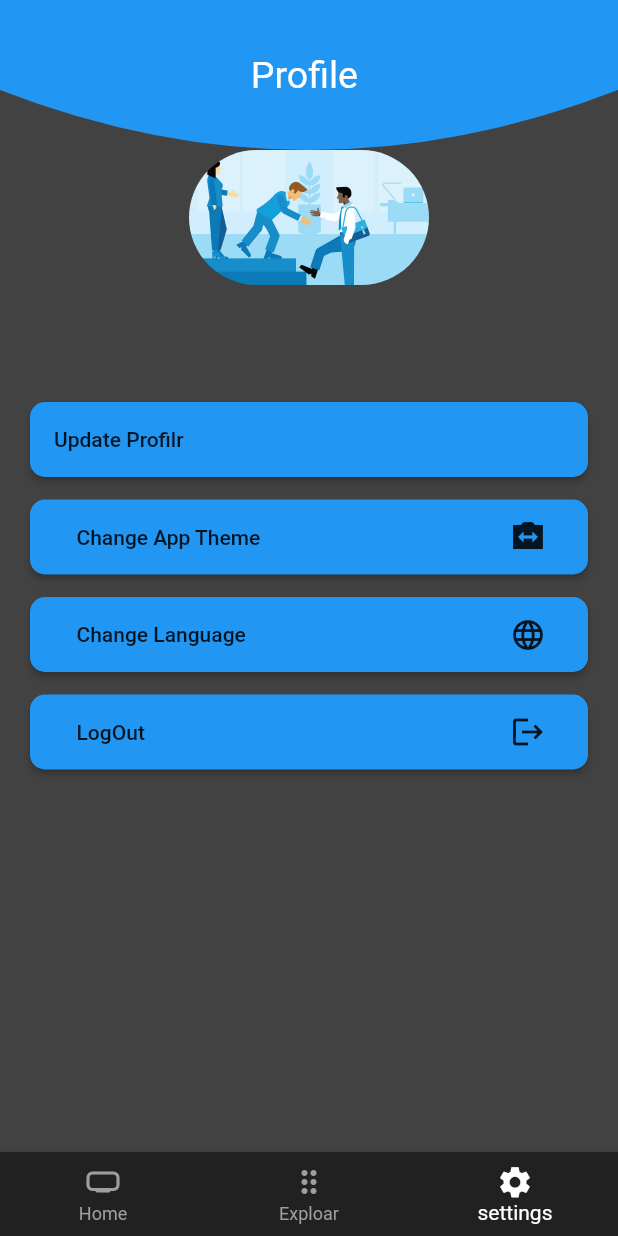
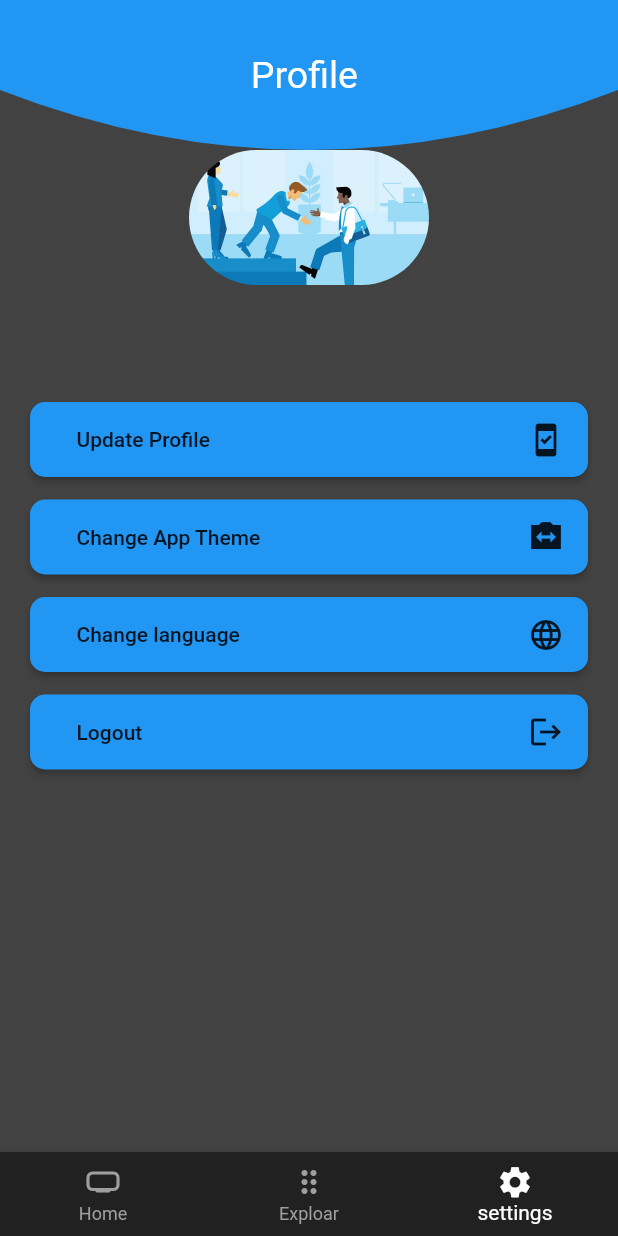
Before and after one commit to 27dandash/Booking-hotel-Algoriza, a Flutter app: the Home screen opened directly, item 3 of the bottom bar chosen, on a phone screen of 412 x 824 dp. Run offline on Flutter 3.47's test engine with Material 2 defaults, Android fonts, the phone set to English and light mode, and no system bars; our stand-ins replace bloc, buildcondition, connectivity, dio, flutter_bloc, flutter_conditional_rendering and 8 more; accounts and stored records are empty; network calls fail.

Commit message:
profile model

```diff
--- a/assets/translations/ar.json
+++ b/assets/translations/ar.json
@@ -72,5 +72,8 @@
   "backToHome": "الرجوع للرئيسيه",
   "pophotel": "الفنادق الرائده",
   "allhotel": "كل الفنادق المتاحه",
-  "fihotel": "ابحث عن فندقك"
+  "fihotel": "ابحث عن فندقك",
+  "updatebutton": "تحديث الحساب",
+  "changthemebutton": "تغير المظهر",
+  "changlangbutton": "تغير اللغه"
 }
--- a/assets/translations/en.json
+++ b/assets/translations/en.json
@@ -70,6 +70,9 @@
   "backToHome": "Back to home",
   "pophotel": "Popular Hotels",
   "allhotel": "All availabel Hotels",
-  "fihotel": "Find Your Hotel"
+  "fihotel": "Find Your Hotel",
+  "updatebutton": "Update Profile",
+  "changthemebutton": "Change App Theme",
+  "changlangbutton": "Change language"
 
 }
--- a/lib/layout/cubit/cubit.dart
+++ b/lib/layout/cubit/cubit.dart
@@ -60,14 +60,14 @@ class AppCubit extends Cubit<AppState> {
   void getupdateProfileData({
    required String name,
     required String email,
-    required String image,
+     Image ? image,
   }) {
     emit(UpdateProfileLoadingDataState());
 
     DioHelper.postData(url: updateProfileEndPoint, data: {
       'name': name,
       'email': email,
-      'image':image
+      'image':image,
     }).then((value) {
       updateprofileData = TestProfile.fromJson(value.data['data']);
       print('================updateprofile===============${updateprofileData!.name}');
--- a/lib/main.dart
+++ b/lib/main.dart
@@ -79,7 +79,7 @@ class MyApp extends StatelessWidget {
               ..gethotels()
               ..getSearch()
               ..getProfileData()
-              ..getupdateProfileData(name:'',email: '',image: '')
+              ..getupdateProfileData(name:'',email: '')
               ),
         BlocProvider<RegisterCubit>(
             create: (BuildContext context) => RegisterCubit())
--- a/lib/modules/ProfileScreen/profile_screen.dart
+++ b/lib/modules/ProfileScreen/profile_screen.dart
@@ -1,15 +1,11 @@
 import 'package:flutter/material.dart';
 import 'package:flutter_bloc/flutter_bloc.dart';
 import 'package:flutter_custom_clippers/flutter_custom_clippers.dart';
-import 'package:shop_app/modules/ProfileScreen/cubit/cubit.dart';
 import 'package:shop_app/modules/ProfileScreen/uodate_profile.dart';
 
 import '../../layout/cubit/cubit.dart';
 import '../../layout/cubit/states.dart';
 import '../../shared/components/constants.dart';
-import '../../shared/network/SharedPreferences.dart';
-import '../register/cubit/states.dart';
-
 class profile_screen extends StatelessWidget {
   var nameController = TextEditingController();
   var phoneController = TextEditingController();
@@ -40,7 +36,7 @@ class profile_screen extends StatelessWidget {
                           )),
                     ),
                   ),
-               Container(
+               SizedBox(
                  // width: 70,
                  height: 90,
                  child: ClipRRect(
@@ -54,8 +50,8 @@ class profile_screen extends StatelessWidget {
                    // ),
                  ),
                ),
-                  Text('${cubit!.name}',style: TextStyle(fontSize: 25,fontWeight: FontWeight.bold),),
-                  Text('${cubit!.email}',style: TextStyle(fontSize: 25,fontWeight: FontWeight.bold),),
+                  Text('${cubit!.name}',style: const TextStyle(fontSize: 25,fontWeight: FontWeight.bold),),
+                  Text('${cubit.email}',style: const TextStyle(fontSize: 25,fontWeight: FontWeight.bold),),
                   Padding(
                     padding: const EdgeInsets.all(20),
                     child: Column(
@@ -75,13 +71,17 @@ class profile_screen extends StatelessWidget {
                               },
                               child: Row(
                                 children: [
-                                  Text('Update Profilr')
+                                  SizedBox(width: 15,),
+                                  Text(appTranslation(context).updatebutton),
+                                  Spacer(),
+                                  Icon(Icons.security_update_good)
                                 ],
                               )
                           ),
                         ),
 
                         SizedBox(height: 15,),
+
                         SizedBox(
                           width: double.infinity,
                           child: MaterialButton(
@@ -95,10 +95,9 @@ class profile_screen extends StatelessWidget {
                               child: Row(
                                 children: [
                                   SizedBox(width: 15,),
-                                  const Text('Change App Theme'),
+                                   Text(appTranslation(context).changthemebutton),
                                   Spacer(),
-                                  IconButton(onPressed: () {},
-                                      icon: Icon(Icons.switch_camera_sharp))
+                                  Icon(Icons.switch_camera_sharp)
                                 ],
                               )
 
@@ -118,10 +117,9 @@ class profile_screen extends StatelessWidget {
                               child: Row(
                                 children: [
                                   SizedBox(width: 15,),
-                                  const Text('Change Language'),
+                                  Text(appTranslation(context).changlangbutton),
                                   Spacer(),
-                                  IconButton(onPressed: () {},
-                                      icon: Icon(Icons.language))
+                                  Icon(Icons.language)
                                 ],
                               )
 
@@ -141,10 +139,9 @@ class profile_screen extends StatelessWidget {
                               child: Row(
                                 children: [
                                   SizedBox(width: 15,),
-                                  const Text('LogOut'),
+                                  Text(appTranslation(context).logout),
                                   Spacer(),
-                                  IconButton(onPressed: () {},
-                                      icon: Icon(Icons.logout))
+                                  Icon(Icons.logout)
                                 ],
                               )
                           ),
--- a/lib/modules/ProfileScreen/uodate_profile.dart
+++ b/lib/modules/ProfileScreen/uodate_profile.dart
@@ -66,7 +66,7 @@ class update_profile extends StatelessWidget {
                     //       name: nameController.text);
                     // }
                   },
-                  text: "Update"),
+                  text:appTranslation(context).updatebutton),
               SizedBox(height: 10,),
 
             ],
--- a/lib/translation.dart
+++ b/lib/translation.dart
@@ -66,6 +66,9 @@ class TranslationModel {
   late String pophotel;
   late String allhotel;
   late String fihotel;
+  late String updatebutton;
+  late String changthemebutton;
+  late String changlangbutton;
 
   TranslationModel.fromJson(Map<String, dynamic> json) {
     login = json['login'];
@@ -133,5 +136,8 @@ class TranslationModel {
     pophotel = json['pophotel'];
     allhotel = json['allhotel'];
     fihotel = json['fihotel'];
+    updatebutton = json['updatebutton'];
+    changthemebutton = json['changthemebutton'];
+    changlangbutton = json['changlangbutton'];
   }
 }
--- a/pubspec.yaml
+++ b/pubspec.yaml
@@ -52,6 +52,7 @@ dependencies:
   geolocator: ^8.0.1
   google_maps_flutter: ^2.2.0
   flutter_custom_clippers: ^2.0.0
+
 dev_dependencies:
   flutter_test:
     sdk: flutter
```
